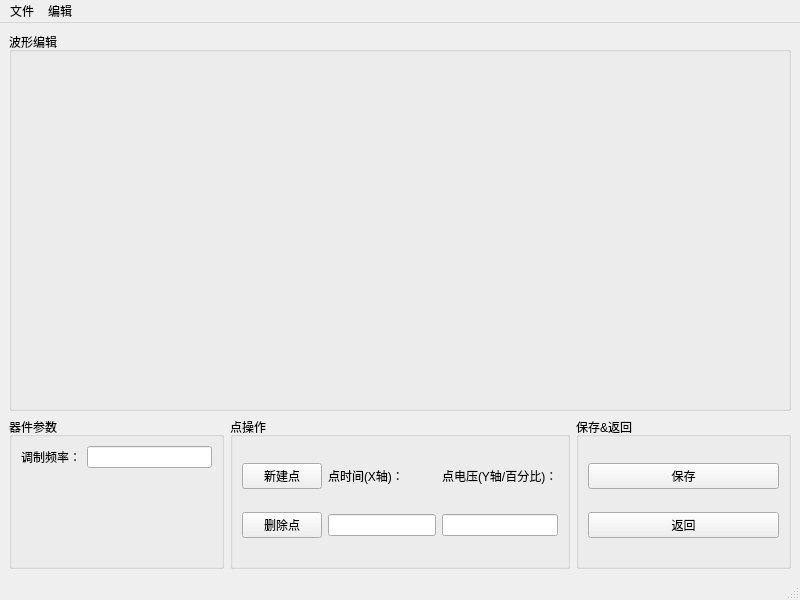
Above: windowwavedesigner.ui from zym013579/AOMController before the change. Below: the same form after it.
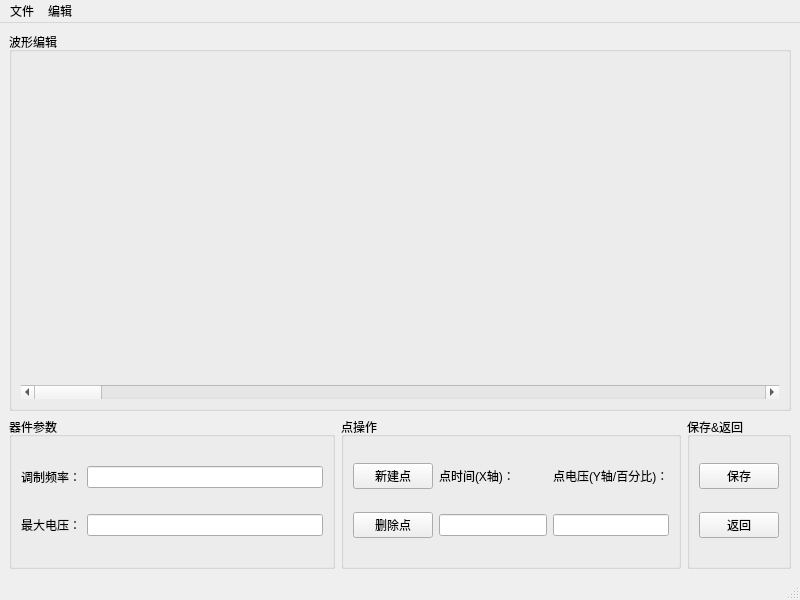
That is the form after the change. Custom widgets are drawn as their Qt base class.

What changed in the file:
```diff
--- a/windowwavedesigner.ui
+++ b/windowwavedesigner.ui
@@ -20,7 +20,7 @@
       <property name="title">
        <string>器件参数</string>
       </property>
-      <layout class="QFormLayout" name="formLayout">
+      <layout class="QGridLayout" name="gridLayout_5">
        <item row="0" column="0">
         <widget class="QLabel" name="labelFrequency">
          <property name="text">
@@ -38,6 +38,16 @@
          </property>
         </widget>
        </item>
+       <item row="1" column="0">
+        <widget class="QLabel" name="labelMaxVoltage">
+         <property name="text">
+          <string>最大电压：</string>
+         </property>
+        </widget>
+       </item>
+       <item row="1" column="1">
+        <widget class="QLineEdit" name="lineEditMaxVoltage"/>
+       </item>
       </layout>
      </widget>
     </item>
@@ -156,22 +166,25 @@
       <property name="title">
        <string>波形编辑</string>
       </property>
+      <layout class="QGridLayout" name="gridLayout_4">
+       <item row="0" column="0">
       <widget class="QCustomPlot" name="widgetWave" native="true">
-       <property name="geometry">
-        <rect>
-         <x>10</x>
-         <y>25</y>
-         <width>761</width>
-         <height>321</height>
-        </rect>
-       </property>
        <property name="sizePolicy">
-        <sizepolicy hsizetype="Maximum" vsizetype="Maximum">
+          <sizepolicy hsizetype="Expanding" vsizetype="Expanding">
          <horstretch>0</horstretch>
          <verstretch>0</verstretch>
         </sizepolicy>
        </property>
       </widget>
+       </item>
+       <item row="1" column="0">
+        <widget class="QScrollBar" name="horizontalScrollBar">
+         <property name="orientation">
+          <enum>Qt::Horizontal</enum>
+         </property>
+        </widget>
+       </item>
+      </layout>
      </widget>
     </item>
    </layout>
```
Lines whose indentation alone changed are shown as unchanged.
